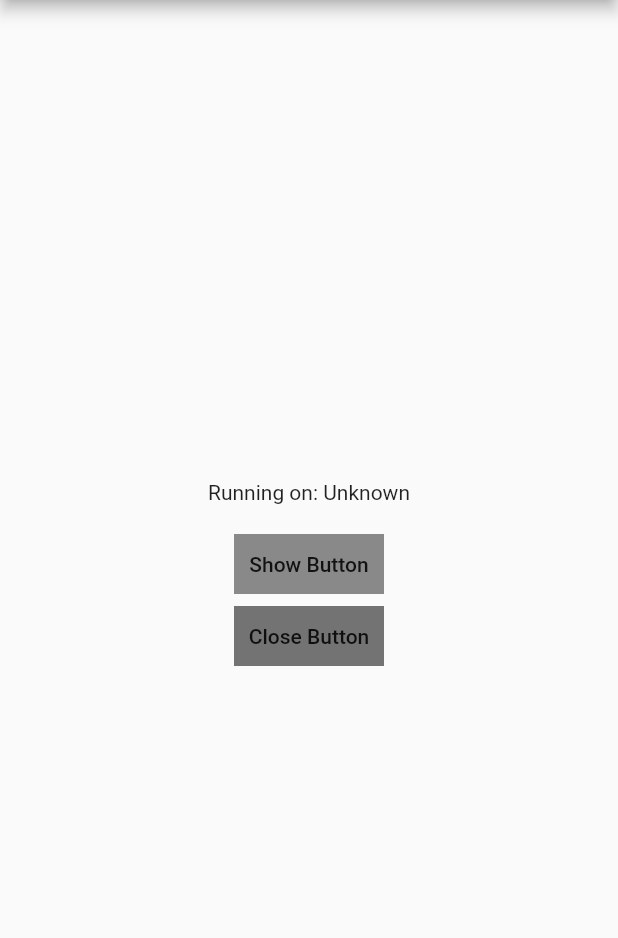
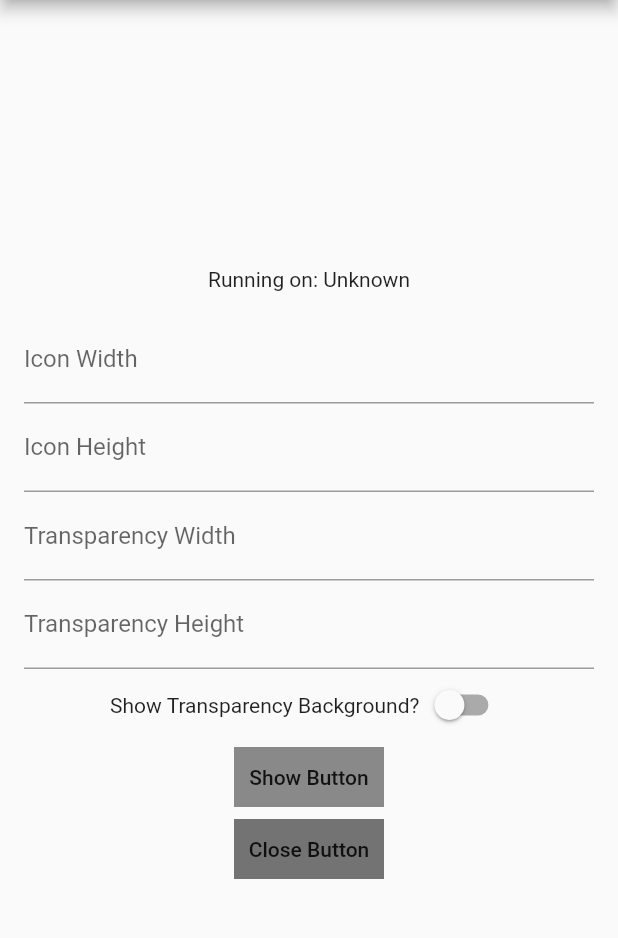
Before and after one commit to niltondiniz/float_button_overlay, a Flutter app: the screen it shows after launch, after a tap on "Show Button", on a phone screen of 412 x 824 dp, the part 84-1022 px from its top. Run offline on Flutter 3.47's test engine with Material 2 defaults, Android fonts, the light colour scheme and no system bars; our stand-ins replace package_info.

Commit message:
Fix: 1- Memory leak issue 2- platformChannel invoke issue Feature: 1- Added onClick callback 2- Configure icon size, transparent background show/hide and size params

```diff
--- a/example/lib/main.dart
+++ b/example/lib/main.dart
@@ -7,6 +7,8 @@ import 'dart:async';
 import 'package:flutter/services.dart';
 import 'package:package_info/package_info.dart';
 import 'package:path_provider/path_provider.dart';
+
+void main() => runApp(MyApp());
 
 Future<File> getImageFileFromAssets(String path) async {
   final byteData = await rootBundle.load('assets/$path');
@@ -21,12 +23,13 @@ Future<File> getImageFileFromAssets(String path) async {
 File file;
 PackageInfo packageInfo;
 
-Future<void> main() async {
+/*Future<void> main() async {
   WidgetsFlutterBinding.ensureInitialized();
-  packageInfo = await PackageInfo.fromPlatform();
+  //packageInfo = await PackageInfo.fromPlatform();
   file = await getImageFileFromAssets('caveira.png');
   runApp(MyApp());
-}
+  //FloatButtonOverlay.registerCallback(serviceCallback());
+}*/
 
 class MyApp extends StatefulWidget {
   @override
@@ -35,11 +38,19 @@ class MyApp extends StatefulWidget {
 
 class _MyAppState extends State<MyApp> {
   String _platformVersion = 'Unknown';
+  TextEditingController iconWidthController = TextEditingController();
+  TextEditingController iconHeightController = TextEditingController();
+  TextEditingController transpWidth = TextEditingController();
+  TextEditingController transpHeight = TextEditingController();
+  bool showTransparencyBg = false;
+  String triggeredEvent;
 
   @override
   void initState() {
     super.initState();
+    WidgetsFlutterBinding.ensureInitialized();
     initPlatformState();
+    FloatButtonOverlay.registerCallback(serviceCallback, onClickCallback);
   }
 
   // Platform messages are asynchronous, so we initialize in an async method.
@@ -63,6 +74,14 @@ class _MyAppState extends State<MyApp> {
     });
   }
 
+  void serviceCallback(String tag) {
+    print(tag);
+  }
+
+  void onClickCallback(String tag) {
+    print(tag);
+  }
+
   @override
   Widget build(BuildContext context) {
     return MaterialApp(
@@ -71,14 +90,48 @@ class _MyAppState extends State<MyApp> {
           title: const Text('Float Button Overlay - Example'),
           backgroundColor: Colors.black45,
         ),
-        body: Center(
+        body: Padding(
+          padding: const EdgeInsets.all(16.0),
+          child: Center(
             child: Column(
               mainAxisAlignment: MainAxisAlignment.center,
               crossAxisAlignment: CrossAxisAlignment.center,
               children: [
                 Text('Running on: $_platformVersion\n'),
+                TextField(
+                  controller: iconWidthController,
+                  decoration: InputDecoration(labelText: "Icon Width"),
+                ),
+                TextField(
+                  controller: iconHeightController,
+                  decoration: InputDecoration(labelText: "Icon Height"),
+                ),
+                TextField(
+                  controller: transpWidth,
+                  decoration: InputDecoration(labelText: "Transparency Width"),
+                ),
+                TextField(
+                  controller: transpHeight,
+                  decoration: InputDecoration(labelText: "Transparency Height"),
+                ),
+                Row(
+                  mainAxisAlignment: MainAxisAlignment.center,
+                  children: [
+                    Text('Show Transparency Background?'),
+                    Switch(
+                        value: showTransparencyBg,
+                        onChanged: (value) {
+                          setState(() {
+                            showTransparencyBg = value;
+                          });
+                        }),
+                  ],
+                ),
                 FlatButton(
-                onPressed: () {
+                  onPressed: () async {
+                    file = await getImageFileFromAssets('caveira.png');
+                    packageInfo = await PackageInfo.fromPlatform();
+
                     debugPrint("Vai abrir o overlay");
                     FloatButtonOverlay.openOverlay(
                       activityName: 'MainActivity',
@@ -86,11 +139,19 @@ class _MyAppState extends State<MyApp> {
                       notificationText: "Float Button Overlay ☠️",
                       notificationTitle: 'Float Button Overlay ☠️',
                       packageName: packageInfo.packageName,
-                      showTransparentCircle: false,
-                      iconWidth: 100,
-                      iconHeight: 100,
-                      transpCircleHeight: 180,
-                      transpCircleWidth: 180);
+                      showTransparentCircle: showTransparencyBg,
+                      iconWidth: int.parse(iconWidthController.text.isEmpty
+                          ? '100'
+                          : iconWidthController.text),
+                      iconHeight: int.parse(iconHeightController.text.isEmpty
+                          ? '100'
+                          : iconHeightController.text),
+                      transpCircleHeight: int.parse(transpHeight.text.isEmpty
+                          ? '150'
+                          : transpHeight.text),
+                      transpCircleWidth: int.parse(
+                          transpWidth.text.isEmpty ? '150' : transpWidth.text),
+                    );
                   },
                   child: Container(
                     color: Colors.black45,
@@ -123,6 +184,7 @@ class _MyAppState extends State<MyApp> {
             ),
           ),
         ),
+      ),
     );
   }
 }
--- a/lib/float_button_overlay.dart
+++ b/lib/float_button_overlay.dart
@@ -2,7 +2,7 @@ import 'dart:async';
 
 import 'package:flutter/services.dart';
 
-typedef String OnClickListener(String tag);
+typedef OnClickListener(String tag);
 
 class FloatButtonOverlay {
   static const MethodChannel _channel =
@@ -49,14 +49,20 @@ class FloatButtonOverlay {
     return retorno;
   }
 
-  static Future<bool> registerCallback(OnClickListener callBackFunction) async {
-    _channel.setMethodCallHandler((MethodCall call) {
-      switch (call.method) {
-        case "callback":
-          callBackFunction;
-          break;
-      }
-    });
+  static Future<bool> registerCallback(OnClickListener callBackFunction,
+      [OnClickListener onClickCallback]) async {
+    _channel.setMethodCallHandler(
+      (MethodCall call) {
+        switch (call.method) {
+          case "callback":
+            callBackFunction('openOverlayCallback');
+            break;
+          case "onClickCallback":
+            onClickCallback("onClickCallback");
+            break;
+        }
+      },
+    );
     return true;
   }
 
```
Also changed, not shown: 3 other files. Lines whose indentation alone changed are shown as unchanged.
